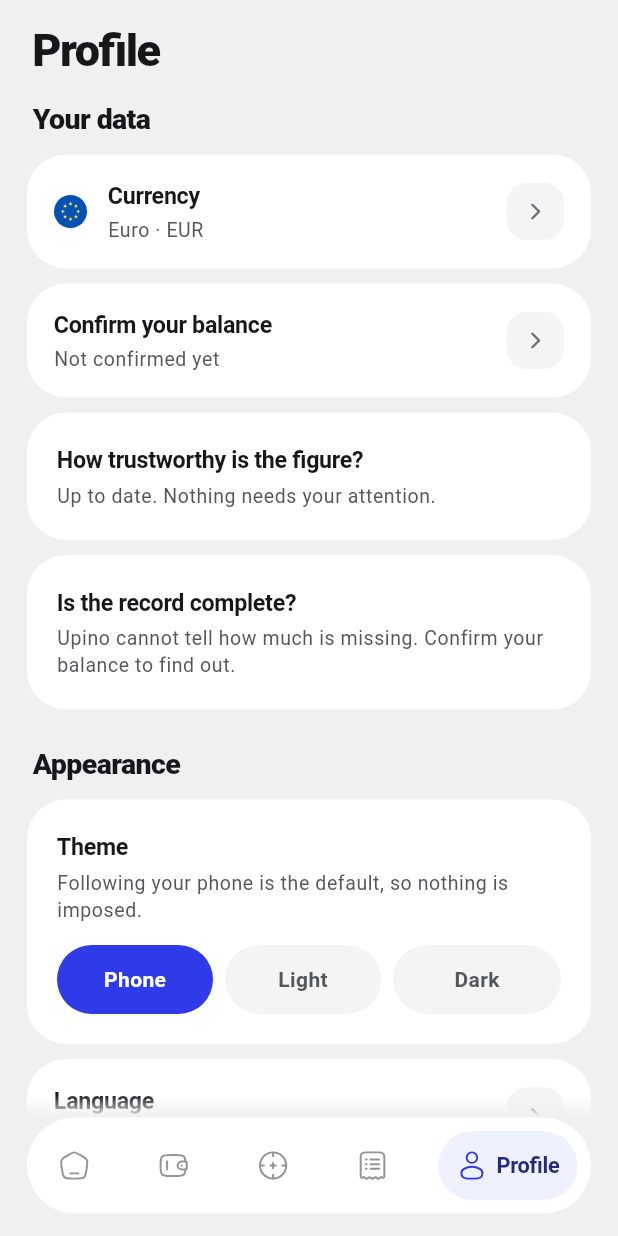
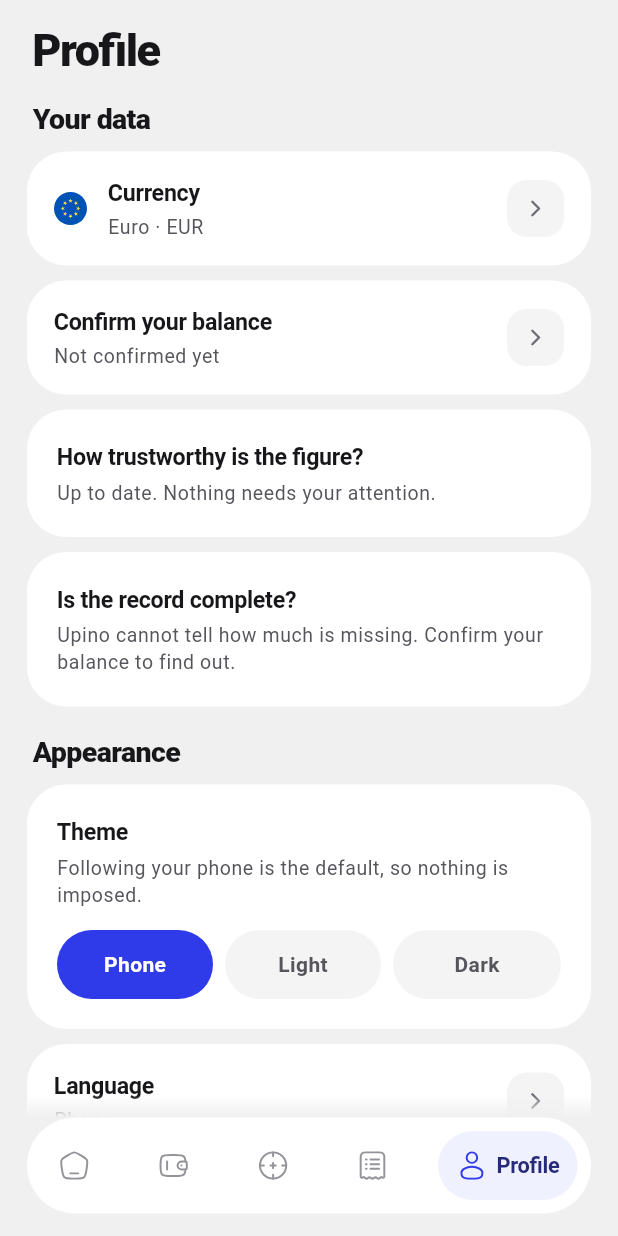
Before and after one commit to sajjadbabamaleki-lgtm/upino, a Flutter app: the HomeScreen screen opened directly with empty values, item 5 of the bottom bar chosen, on a phone screen of 412 x 824 dp. Run offline on Flutter 3.47's test engine with Material 3 defaults, Android fonts, the phone set to English and light mode, and no system bars; our stand-ins replace file_picker, flutter_local_notifications, flutter_svg, image_picker, share_plus, speech_to_text and 1 more; missing offline and left inert: cryptography, home_widget.

Commit message:
Tighten section spacing to 20 above a heading and 10 below
Headings sat 26 below the previous card and 12 above their own. They
are now 20 and 10 on Home, Plan and Profile. Two lists that reached 26
as 10 after the last row plus 16 now add up to the same 20. The heading
still belongs to what follows it, with less air around both.

Co-Authored-By: Claude Opus 5.5 <noreply@anthropic.com>
Claude-Session: https://claude.ai/code/session_01EPeHDspARvZmrMak7awjUc

```diff
--- a/app/lib/design/parts.dart
+++ b/app/lib/design/parts.dart
@@ -103,8 +103,10 @@ class SectionHeading extends StatelessWidget {
   @override
   Widget build(BuildContext context) {
     final theme = Theme.of(context);
+    // 20 above a heading and 10 below it: the heading belongs to what
+    // follows it, and reads as the start of a new section.
     return Padding(
-      padding: const EdgeInsets.fromLTRB(4, 0, 4, 12),
+      padding: const EdgeInsets.fromLTRB(4, 0, 4, 10),
       child: Row(
         children: [
           // Flexible so a long heading wraps instead of overflowing beside
--- a/app/lib/screens/home_screen.dart
+++ b/app/lib/screens/home_screen.dart
@@ -226,7 +226,7 @@ class _HomeScreenState extends State<HomeScreen> with WidgetsBindingObserver {
                       onTap: () => AskScreen.open(context, state),
                     ),
 
-                    const SizedBox(height: 26),
+                    const SizedBox(height: 20),
 
                     if (attention.isNotEmpty) ...[
                       SectionHeading(l.homeAttention, count: attention.length),
@@ -243,20 +243,22 @@ class _HomeScreenState extends State<HomeScreen> with WidgetsBindingObserver {
                         ),
                         const SizedBox(height: 10),
                       ],
-                      const SizedBox(height: 16),
+                      // With the 10 after the last row, the 20 every heading
+                      // has above it.
+                      const SizedBox(height: 10),
                     ],
 
                     if (snapshot.projectedSafeToSpend >
                         snapshot.safeToSpendNow) ...[
                       SectionHeading(l.homeAfterNextPay),
                       _ProjectedCard(snapshot: snapshot),
-                      const SizedBox(height: 26),
+                      const SizedBox(height: 20),
                     ],
 
                     SectionHeading(l.homeSetAsideFirst),
                     _ProtectedCard(snapshot: snapshot),
 
-                    const SizedBox(height: 26),
+                    const SizedBox(height: 20),
                     SectionHeading(l.homeWhyThisNumber),
                     _WhyCard(snapshot: snapshot),
                   ]),
--- a/app/lib/screens/profile_screen.dart
+++ b/app/lib/screens/profile_screen.dart
@@ -183,7 +183,7 @@ class ProfileScreen extends StatelessWidget {
           ),
         ),
 
-        const SizedBox(height: 26),
+        const SizedBox(height: 20),
         SectionHeading(l.profileAppearance),
         UpinoCard(
           child: Column(
@@ -225,13 +225,13 @@ class ProfileScreen extends StatelessWidget {
         const SizedBox(height: 10),
         _LanguageRow(state: state),
 
-        const SizedBox(height: 26),
+        const SizedBox(height: 20),
         FasterEntrySection(state: state),
 
-        const SizedBox(height: 26),
+        const SizedBox(height: 20),
         BackupSection(state: state),
 
-        const SizedBox(height: 26),
+        const SizedBox(height: 20),
         SectionHeading(l.profileStartAgain),
         ActionRow(
           key: const Key('profile-start-over'),
```
Also changed, not shown: app/lib/screens/plan_screen.dart (+4 -4 lines), 5 other files.
